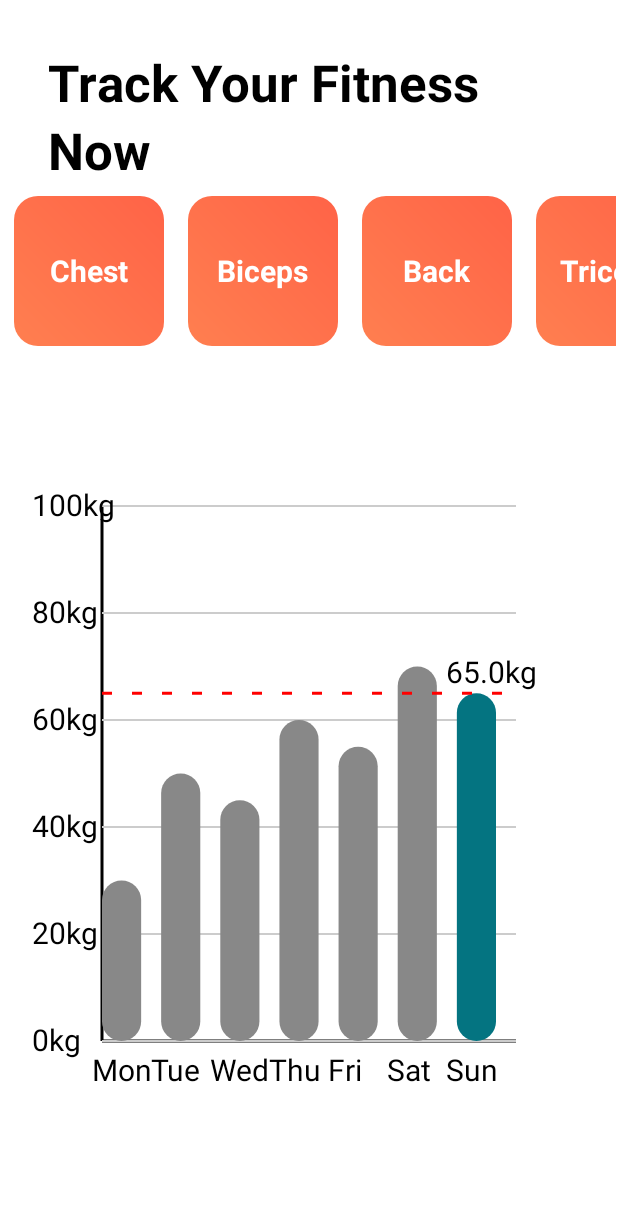
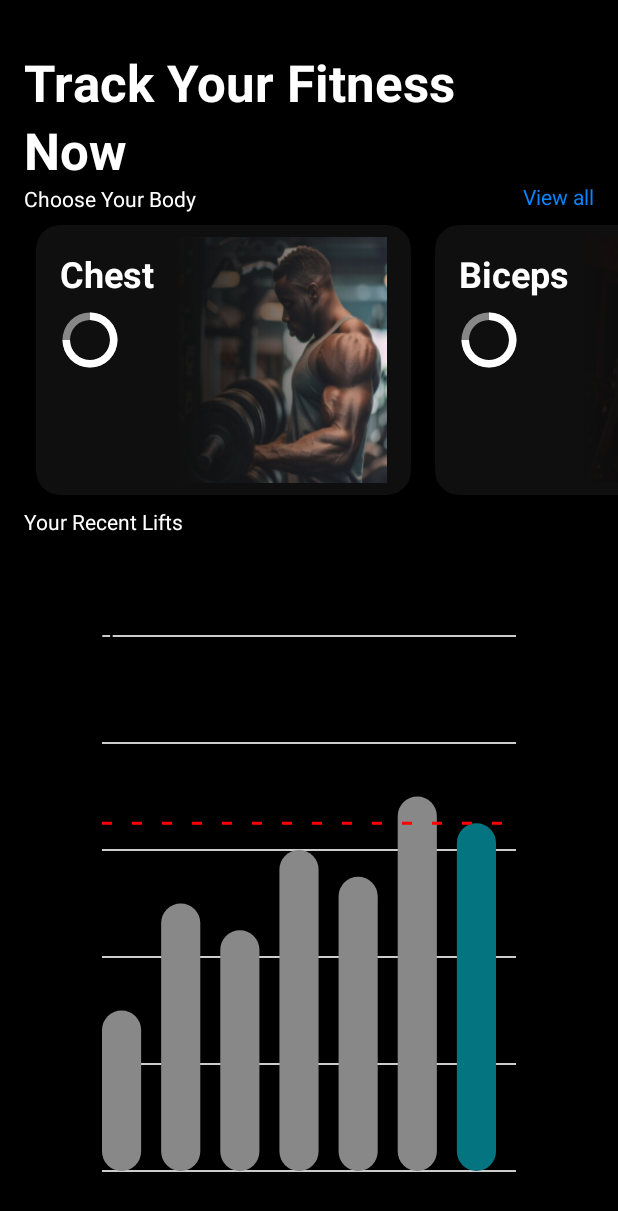
Before and after one commit to athul6560/PRTrack, an Android app: the screen it shows after launch (MainActivity), on a phone screen of 412 x 824 dp. Shown: the top 1211 px of the screen. Run offline under Robolectric (Android 15) with nearby library versions, the phone set to English and light mode, and no system bars; our stand-ins replace Room's generated code.

Commit message:
First page slider done

```diff
--- a/app/src/main/java/com/zeezaglobal/prtrack/Activities/MainActivity.kt
+++ b/app/src/main/java/com/zeezaglobal/prtrack/Activities/MainActivity.kt
@@ -22,19 +22,13 @@
 
         val relLayoutChest: RelativeLayout = findViewById(R.id.relLayoutChest)
         val relLayoutBiceps: RelativeLayout = findViewById(R.id.relLayoutBiceps)
-        val relLayoutBack: RelativeLayout = findViewById(R.id.relLayoutBack)
-        val relLayoutTriceps: RelativeLayout = findViewById(R.id.relLayoutTriceps)
-        val relLayoutLeg: RelativeLayout = findViewById(R.id.relLayoutLeg)
-        val relLayoutShoulder: RelativeLayout = findViewById(R.id.relLayoutShoulder)
+
         val parentLayout = findViewById<LinearLayout>(R.id.chartContainer)
         val clickListener = View.OnClickListener { view ->
             val bodyPart = when (view.id) {
                 R.id.relLayoutChest -> "Chest"
                 R.id.relLayoutBiceps -> "Biceps"
-                R.id.relLayoutBack -> "Back"
-                R.id.relLayoutTriceps -> "Triceps"
-                R.id.relLayoutLeg -> "Leg"
-                R.id.relLayoutShoulder -> "Shoulder"
+
                 else -> ""
             }
             navigateToMyActivity(bodyPart)
@@ -42,10 +36,7 @@
 
         relLayoutChest.setOnClickListener(clickListener)
         relLayoutBiceps.setOnClickListener(clickListener)
-        relLayoutBack.setOnClickListener(clickListener)
-        relLayoutTriceps.setOnClickListener(clickListener)
-        relLayoutLeg.setOnClickListener(clickListener)
-        relLayoutShoulder.setOnClickListener(clickListener)
+
         val dataPoints = listOf(
             Pair("Mon", 30f),
             Pair("Tue", 50f),
--- /dev/null
+++ b/app/src/main/res/drawable/circular_progress_drawable.xml
@@ -0,0 +1,27 @@
+<layer-list xmlns:android="http://schemas.android.com/apk/res/android">
+
+    <!-- Background circle -->
+    <item android:id="@android:id/background">
+        <shape android:shape="ring"
+            android:innerRadiusRatio="3"
+            android:thicknessRatio="8"
+            android:useLevel="false">
+            <solid android:color="#80FFFFFF"/> <!-- Semi-transparent background color -->
+        </shape>
+    </item>
+
+    <!-- Progress circle -->
+    <item android:id="@android:id/progress">
+        <rotate
+            android:fromDegrees="270"
+            android:toDegrees="270">
+            <shape android:shape="ring"
+                android:innerRadiusRatio="3"
+                android:thicknessRatio="8"
+                android:useLevel="true">
+                <solid android:color="@color/white"/> <!-- Progress color -->
+            </shape>
+        </rotate>
+    </item>
+
+</layer-list>
--- /dev/null
+++ b/app/src/main/res/drawable/gradient_fade.xml
@@ -0,0 +1,6 @@
+<shape xmlns:android="http://schemas.android.com/apk/res/android">
+    <gradient
+        android:angle="0"
+        android:endColor="#00000000"
+        android:startColor="#0F0F0F" />
+</shape>
--- a/app/src/main/res/drawable/rounded_gradient.xml
+++ b/app/src/main/res/drawable/rounded_gradient.xml
@@ -2,8 +2,8 @@
 <shape xmlns:android="http://schemas.android.com/apk/res/android">
     <corners android:radius="16dp" /> <!-- Adjust corner radius as needed -->
     <gradient
-        android:startColor="#FF7F50"
-        android:endColor="#FF6347"
+        android:startColor="@color/grey"
+        android:endColor="@color/grey"
         android:angle="45"/>
     <size
         android:width="100dp"
--- a/app/src/main/res/layout/activity_main.xml
+++ b/app/src/main/res/layout/activity_main.xml
@@ -5,6 +5,7 @@
     android:layout_width="match_parent"
     android:layout_height="match_parent"
     android:background="@color/white"
+    android:backgroundTint="@color/black"
     tools:context=".Activities.MainActivity">
 
 
@@ -12,10 +13,10 @@
         android:id="@+id/textView"
         android:layout_width="wrap_content"
         android:layout_height="wrap_content"
-        android:layout_marginStart="32dp"
+        android:layout_marginStart="16dp"
         android:layout_marginTop="32dp"
         android:text="Track Your Fitness"
-        android:textColor="@color/black"
+        android:textColor="@color/white"
         android:textSize="34sp"
         android:textStyle="bold"
         app:layout_constraintStart_toStartOf="parent"
@@ -25,9 +26,9 @@
         android:id="@+id/textView2"
         android:layout_width="wrap_content"
         android:layout_height="wrap_content"
-        android:layout_marginStart="32dp"
+        android:layout_marginStart="16dp"
         android:text="Now"
-        android:textColor="@color/black"
+        android:textColor="@color/white"
         android:textSize="34sp"
         android:textStyle="bold"
         app:layout_constraintStart_toStartOf="parent"
@@ -37,12 +38,10 @@
         android:id="@+id/horizontalScrollView"
         android:layout_width="409dp"
         android:layout_height="wrap_content"
-        android:layout_marginStart="32dp"
-        android:layout_marginEnd="32dp"
+        android:layout_marginStart="16dp"
         android:scrollbars="none"
-        app:layout_constraintEnd_toEndOf="parent"
         app:layout_constraintStart_toStartOf="parent"
-        app:layout_constraintTop_toBottomOf="@+id/textView2">
+        app:layout_constraintTop_toBottomOf="@+id/textView3">
 
         <LinearLayout
             android:layout_width="wrap_content"
@@ -51,131 +50,173 @@
 
             <RelativeLayout
                 android:id="@+id/relLayoutChest"
-                android:layout_width="100dp"
-                android:layout_height="100dp"
+                android:layout_width="250dp"
+                android:layout_height="180dp"
                 android:layout_margin="8dp"
-                android:onClick="onBodyPartClick"
-                android:background="@drawable/rounded_gradient">
+               android:background="@drawable/rounded_gradient"
+                android:backgroundTintMode="src_atop"
+                android:clipToOutline="true"
+                android:padding="8dp">
 
+                <!-- Text at the top left -->
                 <TextView
                     android:id="@+id/textViewChest"
                     android:layout_width="wrap_content"
                     android:layout_height="wrap_content"
-                    android:layout_centerInParent="true"
+                    android:layout_alignParentStart="true"
+                    android:layout_alignParentTop="true"
+                    android:layout_marginStart="8dp"
+                    android:layout_marginTop="8dp"
                     android:text="Chest"
                     android:textColor="@color/white"
-                    android:textSize="20sp"
+                    android:textSize="24sp"
                     android:textStyle="bold" />
+
+                <!-- Circular Progress Bar just below the text -->
+                <ProgressBar
+                    android:id="@+id/progressBarChest"
+                    style="?android:attr/progressBarStyleHorizontal"
+                    android:layout_width="40dp"
+                    android:layout_height="40dp"
+                    android:layout_below="@id/textViewChest"
+                    android:layout_alignParentStart="true"
+                    android:layout_marginStart="8dp"
+                    android:layout_marginTop="8dp"
+                    android:indeterminate="false"
+                    android:max="100"
+                    android:progress="75"
+                    android:progressDrawable="@drawable/circular_progress_drawable" />
+
+
+                <ImageView
+                    android:id="@+id/imageViewChest"
+                    android:layout_width="140dp"
+                    android:layout_height="match_parent"
+                    android:layout_alignParentEnd="true"
+                    android:layout_centerVertical="true"
+                    android:layout_marginEnd="8dp"
+                    android:scaleType="fitXY"
+                    android:src="@drawable/biceps" />
+
+                <!-- Gradient overlay -->
+                <View
+                    android:id="@+id/gradientOverlay"
+                    android:layout_width="140dp"
+                    android:layout_height="match_parent"
+                    android:layout_alignParentEnd="true"
+                    android:layout_centerVertical="true"
+                    android:layout_marginEnd="8dp"
+                    android:background="@drawable/gradient_fade" />
+
             </RelativeLayout>
 
             <RelativeLayout
                 android:id="@+id/relLayoutBiceps"
-                android:layout_width="100dp"
-                android:layout_height="100dp"
+                android:layout_width="250dp"
+                android:layout_height="180dp"
                 android:layout_margin="8dp"
-                android:onClick="onBodyPartClick"
-                android:background="@drawable/rounded_gradient">
+                android:background="@drawable/rounded_gradient"
+                android:backgroundTintMode="src_atop"
+                android:clipToOutline="true"
+                android:padding="8dp">
 
+                <!-- Text at the top left -->
                 <TextView
                     android:id="@+id/textViewBiceps"
                     android:layout_width="wrap_content"
                     android:layout_height="wrap_content"
-                    android:layout_centerInParent="true"
-                    android:text="Biceps"
+                    android:layout_alignParentStart="true"
+                    android:layout_alignParentTop="true"
+                    android:layout_marginStart="8dp"
+                    android:layout_marginTop="8dp"
+                    android:text="Biceps "
                     android:textColor="@color/white"
-                    android:textSize="20sp"
+                    android:textSize="24sp"
                     android:textStyle="bold" />
+
+                <!-- Circular Progress Bar just below the text -->
+                <ProgressBar
+                    android:id="@+id/progressBarBiceps"
+                    style="?android:attr/progressBarStyleHorizontal"
+                    android:layout_width="40dp"
+                    android:layout_height="40dp"
+                    android:layout_below="@id/textViewBiceps"
+                    android:layout_alignParentStart="true"
+                    android:layout_marginStart="8dp"
+                    android:layout_marginTop="8dp"
+                    android:indeterminate="false"
+                    android:max="100"
+                    android:progress="75"
+                    android:progressDrawable="@drawable/circular_progress_drawable" />
+
+
+                <ImageView
+                    android:id="@+id/imageViewBiceps"
+                    android:layout_width="140dp"
+                    android:layout_height="match_parent"
+                    android:layout_alignParentEnd="true"
+                    android:layout_centerVertical="true"
+                    android:layout_marginEnd="8dp"
+                    android:scaleType="fitXY"
+                    android:src="@drawable/shoulder" />
+
+                <!-- Gradient overlay -->
+                <View
+
+                    android:layout_width="140dp"
+                    android:layout_height="match_parent"
+                    android:layout_alignParentEnd="true"
+                    android:layout_centerVertical="true"
+                    android:layout_marginEnd="8dp"
+                    android:background="@drawable/gradient_fade" />
+
             </RelativeLayout>
 
-            <RelativeLayout
-                android:id="@+id/relLayoutBack"
-                android:layout_width="100dp"
-                android:layout_height="100dp"
-                android:layout_margin="8dp"
-                android:onClick="onBodyPartClick"
-                android:background="@drawable/rounded_gradient">
-
-                <TextView
-                    android:id="@+id/textViewBack"
-                    android:layout_width="wrap_content"
-                    android:layout_height="wrap_content"
-                    android:layout_centerInParent="true"
-                    android:text="Back"
-                    android:textColor="@color/white"
-                    android:textSize="20sp"
-                    android:textStyle="bold" />
-            </RelativeLayout>
-
-            <RelativeLayout
-                android:id="@+id/relLayoutTriceps"
-                android:layout_width="100dp"
-                android:layout_height="100dp"
-                android:layout_margin="8dp"
-                android:onClick="onBodyPartClick"
-                android:background="@drawable/rounded_gradient">
-
-                <TextView
-                    android:id="@+id/textViewTriceps"
-                    android:layout_width="wrap_content"
-                    android:layout_height="wrap_content"
-                    android:layout_centerInParent="true"
-                    android:text="Triceps"
-                    android:textColor="@color/white"
-                    android:textSize="20sp"
-                    android:textStyle="bold" />
-            </RelativeLayout>
-
-            <RelativeLayout
-                android:id="@+id/relLayoutLeg"
-                android:layout_width="100dp"
-                android:layout_height="100dp"
-                android:layout_margin="8dp"
-                android:onClick="onBodyPartClick"
-                android:background="@drawable/rounded_gradient">
-
-                <TextView
-                    android:id="@+id/textViewLeg"
-                    android:layout_width="wrap_content"
-                    android:layout_height="wrap_content"
-                    android:layout_centerInParent="true"
-                    android:text="Leg"
-                    android:textColor="@color/white"
-                    android:textSize="20sp"
-                    android:textStyle="bold" />
-            </RelativeLayout>
-
-            <RelativeLayout
-                android:id="@+id/relLayoutShoulder"
-                android:layout_width="100dp"
-                android:layout_height="100dp"
-                android:layout_margin="8dp"
-                android:onClick="onBodyPartClick"
-                android:background="@drawable/rounded_gradient">
-
-                <TextView
-                    android:id="@+id/textViewShoulder"
-                    android:layout_width="wrap_content"
-                    android:layout_height="wrap_content"
-                    android:layout_centerInParent="true"
-                    android:text="Shoulder"
-                    android:textColor="@color/white"
-                    android:textSize="20sp"
-                    android:textStyle="bold" />
-            </RelativeLayout>
 
         </LinearLayout>
     </HorizontalScrollView>
 
     <LinearLayout
+        android:id="@+id/chartContainer"
         android:layout_width="409dp"
         android:layout_height="490dp"
         android:layout_marginStart="1dp"
-        android:layout_marginTop="32dp"
         android:layout_marginEnd="1dp"
-        android:id="@+id/chartContainer"
         android:orientation="horizontal"
         app:layout_constraintEnd_toEndOf="parent"
+        app:layout_constraintHorizontal_bias="0.0"
         app:layout_constraintStart_toStartOf="parent"
-        app:layout_constraintTop_toBottomOf="@+id/horizontalScrollView"/>
+        app:layout_constraintTop_toBottomOf="@+id/textView5" />
+
+    <TextView
+        android:id="@+id/textView3"
+        android:layout_width="wrap_content"
+        android:layout_height="wrap_content"
+        android:layout_marginStart="16dp"
+        android:text="Choose Your Body"
+        android:textColor="@color/white"
+        app:layout_constraintStart_toStartOf="parent"
+        app:layout_constraintTop_toBottomOf="@+id/textView2" />
+
+    <TextView
+        android:id="@+id/textView4"
+        android:layout_width="wrap_content"
+        android:layout_height="wrap_content"
+        android:layout_marginEnd="16dp"
+        android:layout_marginBottom="1dp"
+        android:text="View all"
+        android:textColor="@color/blue"
+        app:layout_constraintBottom_toTopOf="@+id/horizontalScrollView"
+        app:layout_constraintEnd_toEndOf="parent" />
+
+    <TextView
+        android:id="@+id/textView5"
+        android:layout_width="wrap_content"
+        android:layout_height="wrap_content"
+        android:layout_marginStart="16dp"
+        android:text="Your Recent Lifts"
+        android:textColor="@color/white"
+        app:layout_constraintStart_toStartOf="parent"
+        app:layout_constraintTop_toBottomOf="@+id/horizontalScrollView" />
 
 </androidx.constraintlayout.widget.ConstraintLayout>
--- a/app/src/main/res/values/colors.xml
+++ b/app/src/main/res/values/colors.xml
@@ -3,4 +3,6 @@
     <color name="black">#FF000000</color>
     <color name="white">#FFFFFFFF</color>
     <color name="teal">#047481</color>
+    <color name="blue">#0A84FF</color>
+    <color name="grey">#0F0F0F</color>
 </resources>
```
Also changed, not shown: app/src/main/res/drawable/biceps.png (added), app/src/main/res/drawable/shoulder.png (added).
